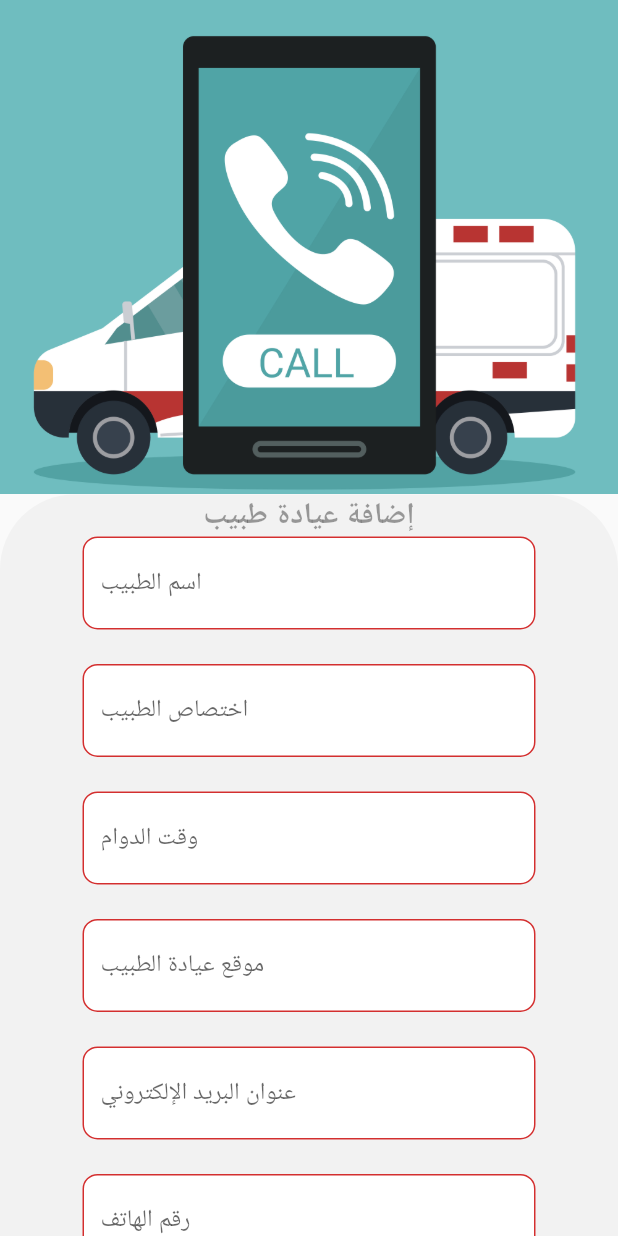
After one commit to Riyadhalali/saveme, a Flutter app: the screen it shows after launch, on a phone screen of 412 x 824 dp. The commit adds this screen. Run offline on Flutter 3.47's test engine with Material 2 defaults, Android fonts, the phone set to English and light mode, and no system bars; our stand-ins replace cloud_firestore, firebase_auth, firebase_core, fluttertoast, geolocator, google_maps_flutter and 1 more; missing offline and left inert: flutter_polyline_points, google_place; accounts and stored records are empty.

Commit message:
created doctor add post or service screen and models successfully

```diff
--- /dev/null
+++ b/lib/api_models/doctor_post_model.dart
@@ -0,0 +1,28 @@
+class DoctorPosts {
+  //String doctorId;
+  String doctorName;
+  String doctorType;
+  String openingTime;
+  String doctorLocation;
+  String doctorPhone;
+  String doctorEmail;
+
+  DoctorPosts(
+      {
+      //required this.doctorId,
+      required this.doctorName,
+      required this.doctorType,
+      required this.openingTime,
+      required this.doctorLocation,
+      required this.doctorPhone,
+      required this.doctorEmail});
+
+  Map<String, dynamic> toJson() => {
+        'doctorName': doctorName,
+        'doctorType': doctorType,
+        'openingTime': openingTime,
+        'doctorLocation': doctorLocation,
+        'doctorPhone': doctorPhone,
+        'doctorEmail': doctorEmail
+      };
+}
--- a/lib/main.dart
+++ b/lib/main.dart
@@ -1,6 +1,8 @@
 import 'package:firebase_core/firebase_core.dart';
 import 'package:flutter/material.dart';
 import 'package:saveme/navigator.dart';
+import 'package:saveme/screens/add_post_from_doctor/add_post_from_doctor.dart';
+import 'package:saveme/screens/doctor_screen/doctor_screen.dart';
 import 'package:saveme/screens/maps/maps_nearby_places_screen.dart';
 import 'package:saveme/screens/maps/maps_search_screen.dart';
 import 'package:saveme/screens/maps/maps_shortest_path.dart';
@@ -34,10 +36,12 @@ class MyApp extends StatelessWidget {
           SignIn.id: (context) => SignIn(),
           RegisterPage.id: (context) => RegisterPage(),
           PatientScreen.id: (context) => PatientScreen(),
+          DoctorScreen.id: (context) => DoctorScreen(),
           Navigations.id: (context) => Navigations(),
           MapsPageShortestPath.id: (context) => MapsPageShortestPath(), // shortest path
           MapsSearchScreen.id: (context) => MapsSearchScreen(),
           MapsNearByPlacesScreen.id: (context) => MapsNearByPlacesScreen(),
+          AddPostsFromDoctor.id: (context) => AddPostsFromDoctor(),
         });
   }
 }
--- /dev/null
+++ b/lib/screens/add_post_from_doctor/add_post_from_doctor.dart
@@ -0,0 +1,258 @@
+// this class for doctors so they can add posts about services they give
+import 'package:cloud_firestore/cloud_firestore.dart';
+import 'package:flutter/material.dart';
+import 'package:fluttertoast/fluttertoast.dart';
+import 'package:saveme/api_models/doctor_post_model.dart';
+import 'package:saveme/widgets/mywidgets.dart';
+import 'package:saveme/widgets/textinputfield.dart';
+
+class AddPostsFromDoctor extends StatefulWidget {
+  static const id = 'add_posts_from_doctor_screen';
+
+  @override
+  State<AddPostsFromDoctor> createState() => _AddPostsFromDoctorState();
+}
+
+class _AddPostsFromDoctorState extends State<AddPostsFromDoctor> {
+  final _doctorNameController = TextEditingController();
+  final _doctorTypeController = TextEditingController();
+  final _openingTimeController = TextEditingController();
+  final _doctorPhoneController = TextEditingController();
+  final _doctorEmailController = TextEditingController();
+  final _doctorLocationController = TextEditingController();
+
+  bool _validateDoctorName = false;
+  bool _validateDoctorType = false;
+  bool _validateOpeningTime = false;
+  bool _validateDoctorPhone = false;
+  bool _validateDoctorEmail = false;
+  bool _validateDoctorLocation = false;
+
+  MyWidgets myWidgets = new MyWidgets();
+  @override
+  Widget build(BuildContext context) {
+    return Scaffold(
+      body: columnElements(),
+    );
+  }
+
+  Widget columnElements() {
+    return SafeArea(
+      child: SingleChildScrollView(
+        child: Column(
+          children: [
+            imageBackground(),
+            addPostContainer(),
+          ],
+        ),
+      ),
+    );
+  }
+
+//---------------------------Column Elements------------------------------------
+  Widget imageBackground() {
+    return Center(
+      child: Container(
+        alignment: Alignment.center,
+        width: MediaQuery.of(context).size.width,
+        height: MediaQuery.of(context).size.height * 0.4,
+        decoration: BoxDecoration(
+          image: DecorationImage(
+              image: AssetImage('assets/screens/add_post/add_post.png'), fit: BoxFit.cover),
+        ),
+      ),
+    );
+  }
+
+//--------------------------------Widgets---------------------------------------
+  //-> Register User Button
+  Widget AddPostBtn() {
+    return Container(
+      padding: EdgeInsets.only(right: 55.0, left: 55.0),
+      width: MediaQuery.of(context).size.width,
+      child: RaisedButton(
+        color: Colors.blue,
+        child: Text(
+          "إضافة عيادة ",
+          style: TextStyle(fontSize: 20.0, color: Colors.white),
+        ),
+        shape: RoundedRectangleBorder(
+          borderRadius: BorderRadius.circular(18.0),
+          side: BorderSide(
+            color: Colors.blueAccent,
+          ),
+        ),
+        onPressed: () {
+          createPost(
+              _doctorNameController.text,
+              _doctorTypeController.text,
+              _openingTimeController.text,
+              _doctorLocationController.text,
+              _doctorPhoneController.text,
+              _doctorEmailController.text);
+        },
+      ),
+    );
+  }
+
+  //-> Container for having elements
+  Widget addPostContainer() {
+    return Stack(
+      children: [
+        Container(
+          height: MediaQuery.of(context).size.height,
+          decoration: BoxDecoration(
+            borderRadius: BorderRadius.circular(50.0),
+            color: Color(0xFFf2f2f2),
+          ),
+        ),
+        Column(
+          children: [
+            SizedBox(
+              height: 1.0,
+            ),
+            Text(
+              "إضافة عيادة طبيب",
+              style: TextStyle(fontSize: 20.0, fontWeight: FontWeight.bold, color: Colors.black38),
+            ),
+            TextInputField(
+              hint_text: "اسم الطبيب",
+              controller_text: _doctorNameController,
+              show_password: false,
+              error_msg: _validateDoctorName ? "يرجى إضافة اسم الطبيب" : " ",
+            ),
+            SizedBox(
+              height: 1.0,
+            ),
+            TextInputField(
+              hint_text: "اختصاص الطبيب",
+              controller_text: _doctorTypeController,
+              show_password: false,
+              error_msg: _validateDoctorType ? "يرجى إضافة الاختصاص" : " ",
+            ),
+            SizedBox(
+              height: 1.0,
+            ),
+            TextInputField(
+              hint_text: "وقت الدوام",
+              controller_text: _openingTimeController,
+              show_password: false, // hide password for the user
+              error_msg: _validateOpeningTime ? "يرجى إضافة أوقات الدوام" : " ",
+            ),
+            SizedBox(
+              height: 1.0,
+            ),
+            TextInputField(
+              hint_text: "موقع عيادة الطبيب",
+              controller_text: _doctorLocationController,
+              show_password: false, // hide password for the user
+              error_msg: _validateDoctorLocation ? "يرجى إضافة موقع العيادة" : " ",
+            ),
+            SizedBox(
+              height: 1.0,
+            ),
+            TextInputField(
+              hint_text: "عنوان البريد الإلكتروني",
+              controller_text: _doctorEmailController,
+              show_password: false, // hide password for the user
+              error_msg: _validateDoctorEmail ? "يرجى إضافة عنوان البريد الإلكتروني" : " ",
+            ),
+            SizedBox(
+              height: 1.0,
+            ),
+            TextInputField(
+              hint_text: "رقم الهاتف",
+              controller_text: _doctorPhoneController,
+              show_password: false,
+              error_msg: _validateDoctorPhone ? "يرجى إضافة رقم الهاتف" : "  ",
+            ),
+            SizedBox(
+              height: 1.0,
+            ),
+            Row(
+              children: [
+                SizedBox(
+                  width: 20.0,
+                ),
+              ],
+            ),
+            SizedBox(
+              height: 2.0,
+            ),
+            AddPostBtn(),
+          ],
+        ),
+      ],
+    );
+  }
+
+  Future createPost(String doctorName, String doctorType, String openingTime, String doctorLocation,
+      String doctorPhone, String doctorEmail) async {
+    final posts = FirebaseFirestore.instance.collection('posts').doc();
+
+    setState(() {
+      _doctorNameController.text.isEmpty
+          ? _validateDoctorEmail = true
+          : _validateDoctorName = false;
+      _doctorTypeController.text.isEmpty ? _validateDoctorType = true : _validateDoctorType = false;
+      _openingTimeController.text.isEmpty
+          ? _validateOpeningTime = true
+          : _validateOpeningTime = false;
+      _doctorLocationController.text.isEmpty
+          ? _validateDoctorLocation = true
+          : _validateDoctorLocation = false;
+      _doctorPhoneController.text.isEmpty
+          ? _validateDoctorPhone = true
+          : _validateDoctorPhone = false;
+      _doctorEmailController.text.isEmpty
+          ? _validateDoctorEmail = true
+          : _validateDoctorEmail = false;
+    });
+
+    if (_validateDoctorEmail ||
+        _validateDoctorType ||
+        _validateOpeningTime ||
+        _validateDoctorLocation ||
+        _validateDoctorPhone ||
+        _validateDoctorEmail) {
+      return;
+    }
+
+    // -> show progress bar if user already entered the required data
+    myWidgets.showProcessingDialog("جاري الإضافة ...", context);
+
+/*
+method one:
+    // final json = {
+    //   'doctorName': doctorName,
+    //   'doctorType': doctorType,
+    //   'openingTime': openingTime,
+    //   'doctorLocation': doctorLocation,
+    //   'doctorPhone': doctorPhone,
+    //   'doctorEmail': doctorEmail
+    // };
+    //await posts.set(json);
+*/
+    // method two
+    final doctor = DoctorPosts(
+        doctorName: doctorName,
+        doctorType: doctorType,
+        openingTime: openingTime,
+        doctorLocation: doctorLocation,
+        doctorPhone: doctorPhone,
+        doctorEmail: doctorEmail);
+    final json = doctor.toJson();
+    // create doc and write data to firebase
+    await posts.set(json);
+
+    Navigator.pop(context);
+    Fluttertoast.showToast(
+        msg: "تم الإضافة بنجاح",
+        toastLength: Toast.LENGTH_SHORT,
+        gravity: ToastGravity.BOTTOM,
+        timeInSecForIosWeb: 1,
+        backgroundColor: Colors.white,
+        textColor: Colors.black,
+        fontSize: 16.0);
+  }
+} // end class
--- a/lib/screens/doctor_screen/doctor_screen.dart
+++ b/lib/screens/doctor_screen/doctor_screen.dart
@@ -11,7 +11,8 @@ class _DoctorScreenState extends State<DoctorScreen> {
   @override
   Widget build(BuildContext context) {
     return Scaffold(
-      body: Text("صفحة الطبيب"),
+      drawer: Drawer(),
+      body: SafeArea(child: Text("صفحة الطبيب")),
     );
   }
 }
--- a/lib/screens/patient_screen/patient_screen.dart
+++ b/lib/screens/patient_screen/patient_screen.dart
@@ -13,7 +13,7 @@ class _PatientScreenState extends State<PatientScreen> {
   Widget build(BuildContext context) {
     return Scaffold(
       drawer: DrawePage(),
-      body: Text("صفحة المريض"),
+      body: SafeArea(child: Text("صفحة المريض")),
     );
   }
 }
--- a/lib/screens/splash_screen/splash_screen.dart
+++ b/lib/screens/splash_screen/splash_screen.dart
@@ -1,7 +1,7 @@
 import 'dart:async';
 
 import 'package:flutter/material.dart';
-import 'package:saveme/screens/patient_screen/patient_screen.dart';
+import 'package:saveme/screens/add_post_from_doctor/add_post_from_doctor.dart';
 
 import '../../widgets/image_background.dart';
 
@@ -18,7 +18,7 @@ class _SplashScreenState extends State<SplashScreen> {
   }
 
   Future onDoneLoading() async {
-    Navigator.pushNamed(context, PatientScreen.id);
+    Navigator.pushNamed(context, AddPostsFromDoctor.id);
   }
 
   @override
--- a/pubspec.yaml
+++ b/pubspec.yaml
@@ -26,6 +26,7 @@ dependencies:
   custom_info_window: ^1.0.1
   cloud_firestore: ^3.3.0
 
+
   cupertino_icons: ^1.0.2
 
 dev_dependencies:
@@ -49,6 +50,7 @@ flutter:
     - assets/icon/
     - assets/screens/signin/
     - assets/screens/register/
+    - assets/screens/add_post/
   fonts:
     - family: OoohBaby
       fonts:
```
Also changed, not shown: lib/navigator.dart (+5 -5 lines), lib/screens/drawer.dart (+14 -14 lines), lib/screens/register/register.dart (+25 -3 lines), lib/widgets/mywidgets.dart (+11 -0 lines), Images/add_post.png (renamed from Images/—Pngtree—design of an emergency call_5345206.png), assets/screens/add_post/add_post.png (added), 1 other file.
